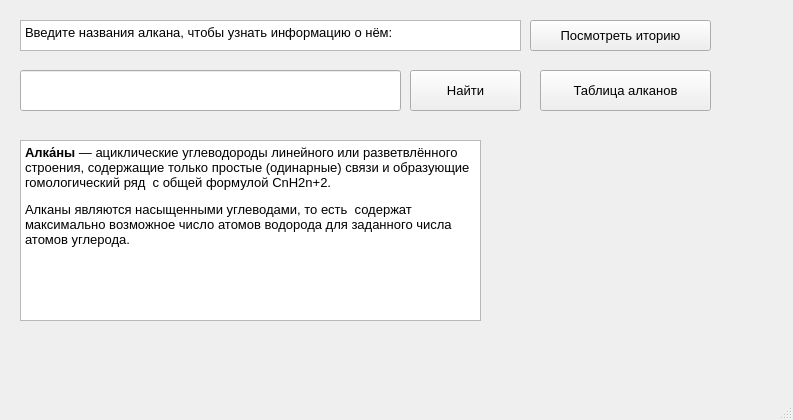
This is src/Алканы и изомеры 1.ui in DianaLeverash/SuperAlkan as Qt 5 draws it before an edit. The edited form follows.
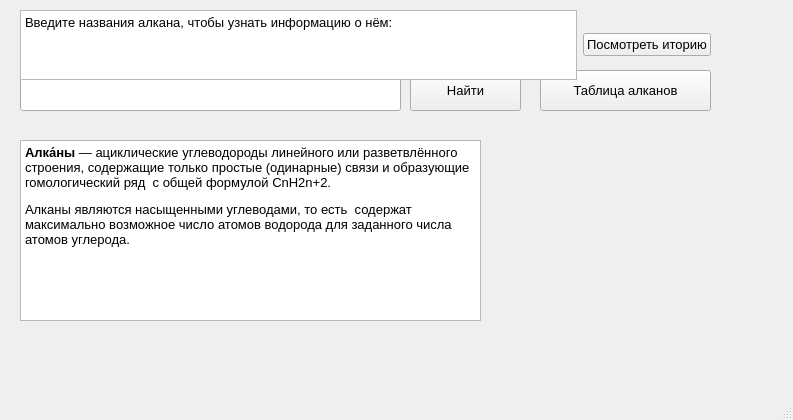
This is the edited form. Icons and pictures are not drawn.

Patch:
```diff
--- a/src/Алканы и изомеры 1.ui
+++ b/src/Алканы и изомеры 1.ui
@@ -32,23 +32,6 @@
      <string>Найти</string>
     </property>
    </widget>
-   <widget class="QTextEdit" name="textEdit">
-    <property name="geometry">
-     <rect>
-      <x>20</x>
-      <y>20</y>
-      <width>501</width>
-      <height>31</height>
-     </rect>
-    </property>
-    <property name="html">
-     <string>&lt;!DOCTYPE HTML PUBLIC &quot;-//W3C//DTD HTML 4.0//EN&quot; &quot;http://www.w3.org/TR/REC-html40/strict.dtd&quot;&gt;
-&lt;html&gt;&lt;head&gt;&lt;meta name=&quot;qrichtext&quot; content=&quot;1&quot; /&gt;&lt;style type=&quot;text/css&quot;&gt;
-p, li { white-space: pre-wrap; }
-&lt;/style&gt;&lt;/head&gt;&lt;body style=&quot; font-family:'MS Shell Dlg 2'; font-size:10pt; font-weight:400; font-style:normal;&quot;&gt;
-&lt;p style=&quot; margin-top:0px; margin-bottom:0px; margin-left:0px; margin-right:0px; -qt-block-indent:0; text-indent:0px;&quot;&gt;Введите названия алкана, чтобы узнать информацию о нём:&lt;/p&gt;&lt;/body&gt;&lt;/html&gt;</string>
-    </property>
-   </widget>
    <widget class="QTextEdit" name="textEdit_2">
     <property name="geometry">
      <rect>
@@ -137,19 +120,6 @@
      <bool>true</bool>
     </property>
    </widget>
-   <widget class="QPushButton" name="watching_history">
-    <property name="geometry">
-     <rect>
-      <x>530</x>
-      <y>20</y>
-      <width>181</width>
-      <height>31</height>
-     </rect>
-    </property>
-    <property name="text">
-     <string>Посмотреть иторию</string>
-    </property>
-   </widget>
    <widget class="QPushButton" name="TableButton">
     <property name="geometry">
      <rect>
@@ -163,6 +133,39 @@
      <string>Таблица алканов</string>
     </property>
    </widget>
+   <widget class="QWidget" name="horizontalLayoutWidget">
+    <property name="geometry">
+     <rect>
+      <x>20</x>
+      <y>10</y>
+      <width>691</width>
+      <height>41</height>
+     </rect>
+    </property>
+    <layout class="QHBoxLayout" name="horizontalLayout">
+     <property name="sizeConstraint">
+      <enum>QLayout::SetMinAndMaxSize</enum>
+     </property>
+     <item>
+      <widget class="QTextEdit" name="textEdit">
+       <property name="html">
+        <string>&lt;!DOCTYPE HTML PUBLIC &quot;-//W3C//DTD HTML 4.0//EN&quot; &quot;http://www.w3.org/TR/REC-html40/strict.dtd&quot;&gt;
+&lt;html&gt;&lt;head&gt;&lt;meta name=&quot;qrichtext&quot; content=&quot;1&quot; /&gt;&lt;style type=&quot;text/css&quot;&gt;
+p, li { white-space: pre-wrap; }
+&lt;/style&gt;&lt;/head&gt;&lt;body style=&quot; font-family:'MS Shell Dlg 2'; font-size:10pt; font-weight:400; font-style:normal;&quot;&gt;
+&lt;p style=&quot; margin-top:0px; margin-bottom:0px; margin-left:0px; margin-right:0px; -qt-block-indent:0; text-indent:0px;&quot;&gt;Введите названия алкана, чтобы узнать информацию о нём:&lt;/p&gt;&lt;/body&gt;&lt;/html&gt;</string>
+       </property>
+      </widget>
+     </item>
+     <item>
+      <widget class="QPushButton" name="watching_history">
+       <property name="text">
+        <string>Посмотреть иторию</string>
+       </property>
+      </widget>
+     </item>
+    </layout>
+   </widget>
   </widget>
   <widget class="QMenuBar" name="menubar">
    <property name="geometry">
```
